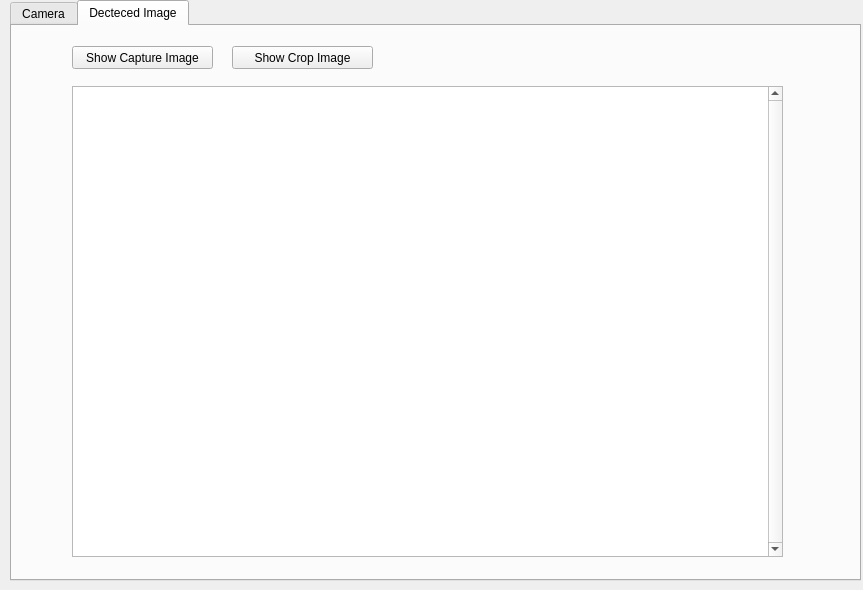
Before: the Qt Designer form secdialog.ui in idhpaul/3TIPS_CCTV_QT, drawn with Qt 5.
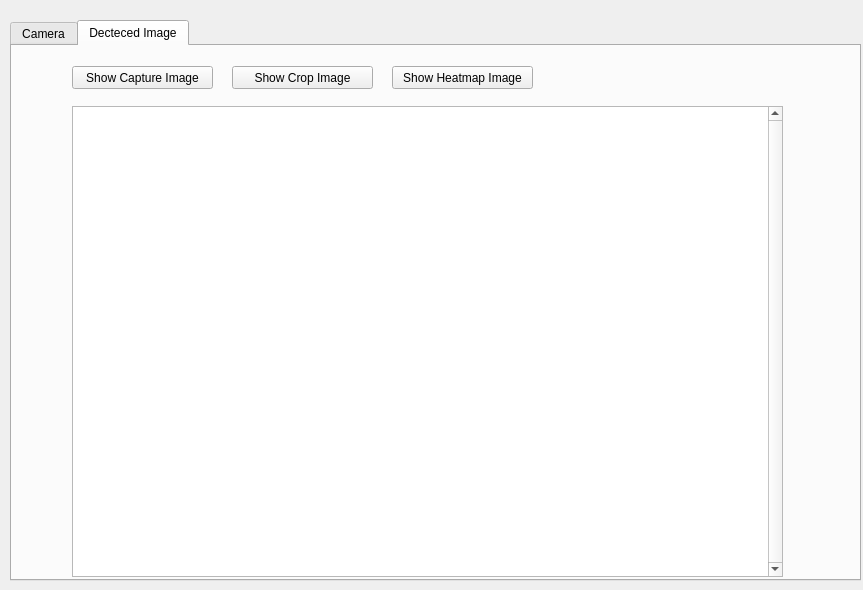
After: the same form once the commit is applied. The open tabs and pages were chosen to show the change. Icons and pictures are not drawn.

Commit message:
add view image data
when you clicked image data show data

Patch:
```diff
--- a/secdialog.ui
+++ b/secdialog.ui
@@ -17,9 +17,9 @@
    <property name="geometry">
     <rect>
      <x>10</x>
-     <y>0</y>
+     <y>20</y>
      <width>851</width>
-     <height>581</height>
+     <height>561</height>
     </rect>
    </property>
    <property name="currentIndex">
@@ -214,6 +214,19 @@
       <string>Show Crop Image</string>
      </property>
     </widget>
+    <widget class="QPushButton" name="Button_Heatmap_Image">
+     <property name="geometry">
+      <rect>
+       <x>380</x>
+       <y>20</y>
+       <width>141</width>
+       <height>23</height>
+      </rect>
+     </property>
+     <property name="text">
+      <string>Show Heatmap Image</string>
+     </property>
+    </widget>
    </widget>
   </widget>
  </widget>
```
Left out of the diff: 2 changed lines with no effect on the pictures. The commit also changes 3 other files.
